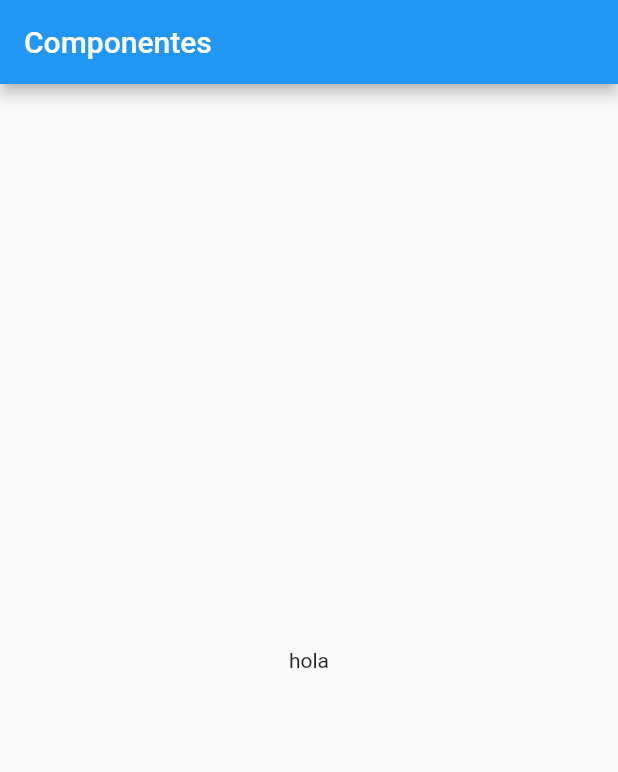
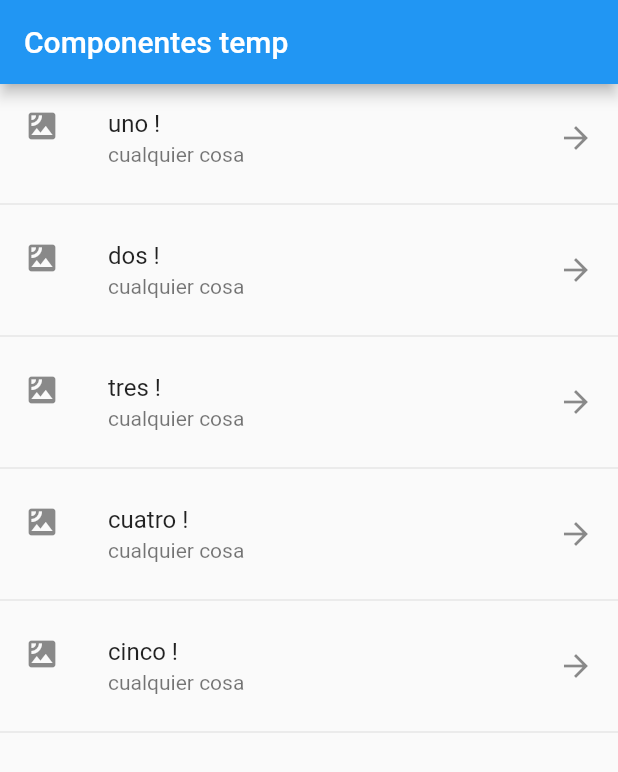
Before and after one commit to rocket4ce/test_component_flutter, a Flutter app: the screen it shows after launch, on a phone screen of 412 x 824 dp. Shown: the top 772 px of the screen. Run offline on Flutter 3.47's test engine with Material 2 defaults, Android fonts, the phone set to English and light mode, and no system bars; missing offline and left inert: dart:ffi.

Commit message:
working with list

```diff
--- a/lib/main.dart
+++ b/lib/main.dart
@@ -9,12 +9,7 @@ class MyApp extends StatelessWidget {
     return MaterialApp(
       debugShowCheckedModeBanner: false,
       title: 'Componentes App',
-      home: Scaffold(
-        appBar: AppBar(
-          title: Text('Componentes'),
-        ),
-        body: HomePageTemp()
-      ),
+      home:  HomePageTemp()
     );
   }
 }
--- a/lib/src/pages/home_temp.dart
+++ b/lib/src/pages/home_temp.dart
@@ -1,8 +1,51 @@
+import 'dart:ffi';
+
 import 'package:flutter/material.dart';
 
 class HomePageTemp extends StatelessWidget {
+  final options = ["uno", "dos", "tres", "cuatro", "cinco"];
+
   @override
   Widget build(BuildContext context) {
-    return Center(child: Text("hola"),);
+    return Scaffold(
+      appBar: AppBar(
+        title: Text("Componentes temp"),
+      ),
+      body: ListView(
+        children: _createItemShort()
+      ),
+    );
   }
+
+
+  List<Widget> _createItems(){
+    List<Widget> list = new List<Widget>();
+
+    for (String opt in options) {
+      final temWidget = ListTile(
+        title: Text(opt),
+      );
+      list..add(temWidget)
+          ..add(Divider());
+    }
+    return list;
+  }
+
+  List<Widget> _createItemShort(){
+    return  options.map((item){
+      return Column(
+        children: <Widget>[
+          ListTile(
+            title: Text(item + ' !'),
+            subtitle: Text("cualquier cosa"),
+            leading: Icon(Icons.satellite),
+            trailing: Icon(Icons.arrow_forward),
+            onTap: (){},
+          ),
+          Divider()
+        ],
+      );
+    }).toList();
+  }
+
 }
```
